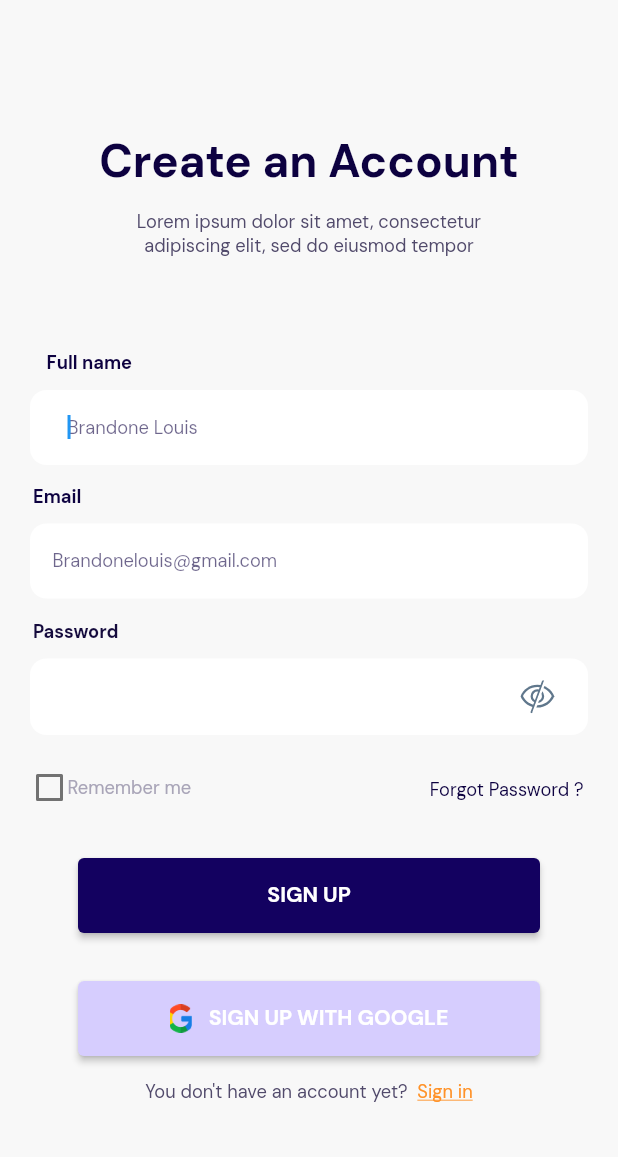
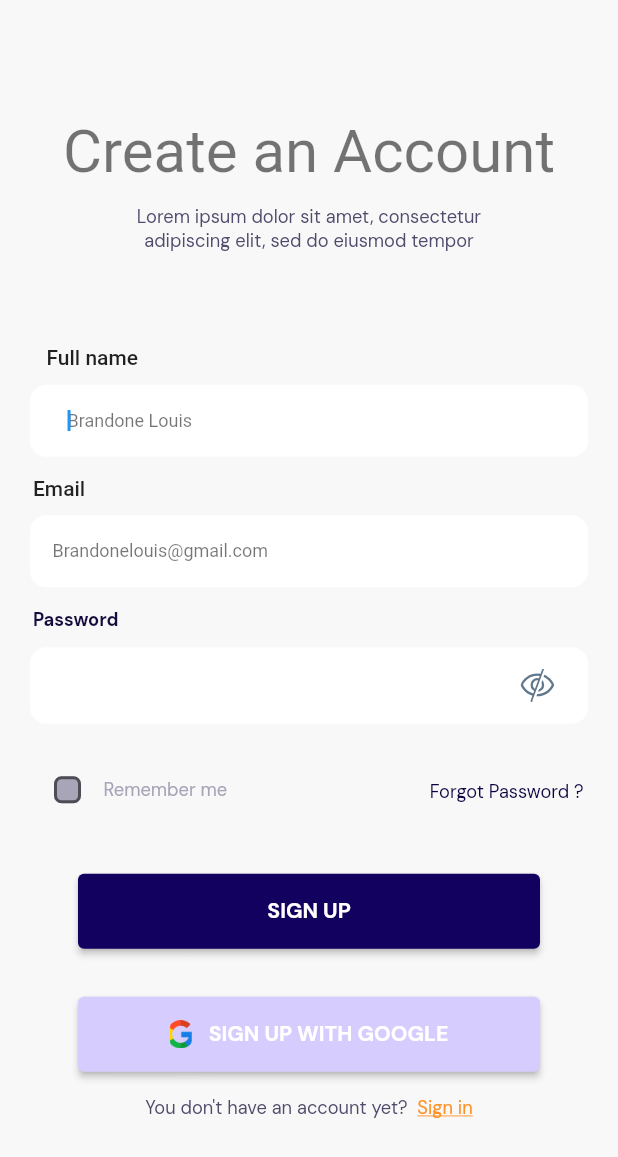
Before and after one commit to Sproute777/flutter_jbfinder, a Flutter app: the SignUpScreen screen opened by its route, on a phone screen of 412 x 824 dp. Shown: the top 1157 px of the screen. Run offline on Flutter 3.47's test engine with Material 2 defaults, Android fonts, the phone set to English and light mode, and no system bars; our stand-ins replace flutter_svg.

Commit message:
remove custome checkbox

```diff
--- a/lib/core/app_export.dart
+++ b/lib/core/app_export.dart
@@ -5,6 +5,5 @@
 export 'package:jobfinder_figma_pro_v2/theme/app_decoration.dart';
 export 'package:jobfinder_figma_pro_v2/theme/custom_text_style.dart';
 export 'package:jobfinder_figma_pro_v2/theme/theme_helper.dart';
-export 'package:jobfinder_figma_pro_v2/widgets/custom_image_view.dart';
 export '../theme/custom_button_style.dart';
 export 'package:jobfinder_figma_pro_v2/core/utils/date_time_utils.dart';
--- a/lib/login/view/check_your_email_screen.dart
+++ b/lib/login/view/check_your_email_screen.dart
@@ -1,4 +1,5 @@
 import 'package:flutter/material.dart';
+import 'package:flutter_svg/svg.dart';
 import 'package:jobfinder_figma_pro_v2/core/app_export.dart';
 import 'package:jobfinder_figma_pro_v2/login/widgets/login_button.dart';
 
@@ -56,13 +57,10 @@
                 textAlign: TextAlign.center,
               ),
             ),
-            CustomImageView(
-              svgPath: ImageConstant.imgUndrawmessagesentreq2kl,
+            SvgPicture.asset(
+              ImageConstant.imgUndrawmessagesentreq2kl,
               height: 109,
               width: 125,
-              margin: EdgeInsets.only(
-                top: 48,
-              ),
             ),
 
 LoginButton(
--- a/lib/login/view/forgot_password_screen.dart
+++ b/lib/login/view/forgot_password_screen.dart
@@ -1,4 +1,5 @@
 import 'package:flutter/material.dart';
+import 'package:flutter_svg/svg.dart';
 import 'package:jobfinder_figma_pro_v2/core/app_export.dart';
 import 'package:jobfinder_figma_pro_v2/login/widgets/login_button.dart';
 import 'package:jobfinder_figma_pro_v2/widgets/custom_text_form_field.dart';
@@ -116,8 +117,8 @@
                                   child: Stack(
                                     alignment: Alignment.centerRight,
                                     children: [
-                                      CustomImageView(
-                                        svgPath: ImageConstant.imgVector229,
+                                      SvgPicture.asset(
+                                         ImageConstant.imgVector229,
                                         height: getSize(
                                           22,
                                         ),
@@ -133,24 +134,15 @@
                                               MainAxisAlignment.center,
                                           mainAxisSize: MainAxisSize.min,
                                           children: [
-                                            CustomImageView(
-                                              svgPath:
+                                            SvgPicture.asset(
                                                   ImageConstant.imgVector231,
                                               height: 4,
                                               width: 2,
-                                              margin: EdgeInsets.only(
-                                                top: 4,
-                                              ),
                                             ),
-                                            CustomImageView(
-                                              svgPath:
+                                            SvgPicture.asset(
                                                   ImageConstant.imgVector231,
                                               height: 4,
                                               width: 2,
-                                              margin: EdgeInsets.only(
-                                                left: 4,
-                                                bottom: 4,
-                                              ),
                                             ),
                                           ],
                                         ),
@@ -208,8 +200,8 @@
                         ),
                       ),
                     ),
-                    CustomImageView(
-                      svgPath: ImageConstant.imgQuestion,
+                    SvgPicture.asset(
+                      ImageConstant.imgQuestion,
                       height: 93,
                       width: 53,
                       alignment: Alignment.centerRight,
--- a/lib/login/view/login_screen.dart
+++ b/lib/login/view/login_screen.dart
@@ -1,6 +1,7 @@
 import 'package:flutter/material.dart';
+import 'package:flutter_svg/svg.dart';
 import 'package:jobfinder_figma_pro_v2/core/app_export.dart';
-import 'package:jobfinder_figma_pro_v2/widgets/custom_checkbox_button.dart';
+import 'package:jobfinder_figma_pro_v2/login/widgets/login_checkbox.dart';
 import 'package:jobfinder_figma_pro_v2/widgets/custom_text_form_field.dart';
 import 'package:jobfinder_ui/jobfinder_ui.dart';
 
@@ -17,7 +18,6 @@
 
   TextEditingController groupnineController = TextEditingController();
 
-  bool isCheckbox = false;
 
   @override
   Widget build(BuildContext context) {
@@ -120,8 +120,8 @@
                   right: 11,
                   bottom: 13,
                 ),
-                child: CustomImageView(
-                  svgPath: ImageConstant.imgCheckmark,
+                child: SvgPicture.asset(
+                  ImageConstant.imgCheckmark,
                 ),
               ),
               suffixConstraints: BoxConstraints(
@@ -139,19 +139,7 @@
               child: Row(
                 mainAxisAlignment: MainAxisAlignment.spaceBetween,
                 children: [
-                  CustomCheckboxButton(
-                    text: "Remember me",
-                    iconSize: 24,
-                    value: isCheckbox,
-                    padding: EdgeInsets.only(
-                      top: 3,
-                      bottom: 3,
-                    ),
-                    textStyle: CustomTextStyles.bodySmallBluegray300,
-                    onChange: (value) {
-                      isCheckbox = value;
-                    },
-                  ),
+                  LoginCheckbox(),
                   Padding(
                     padding: EdgeInsets.only(
                       top: 5,
--- a/lib/login/view/sign_up_screen.dart
+++ b/lib/login/view/sign_up_screen.dart
@@ -1,11 +1,12 @@
 import 'package:flutter/material.dart';
+import 'package:flutter_svg/svg.dart';
 import 'package:jobfinder_figma_pro_v2/core/app_export.dart';
 import 'package:jobfinder_figma_pro_v2/login/widgets/login_button.dart';
-import 'package:jobfinder_figma_pro_v2/widgets/custom_checkbox_button.dart';
 import 'package:jobfinder_figma_pro_v2/widgets/custom_text_form_field.dart';
 import 'package:jobfinder_ui/jobfinder_ui.dart';
 
 import '../../app/widgets/scroll_scaffold.dart';
+import '../widgets/login_checkbox.dart';
 
 class SignUpScreen extends StatelessWidget {
   SignUpScreen({super.key});
@@ -16,15 +17,13 @@
 
   // TextEditingController groupthreeController = TextEditingController();
 
-  bool isCheckbox = false;
-
   @override
   Widget build(BuildContext context) {
+    final theme = Theme.of(context);
     return ScrollScaffold(
       body: Container(
         width: double.maxFinite,
-        padding: EdgeInsets.fromLTRB(20, 24, 20, 24
-            ),
+        padding: EdgeInsets.fromLTRB(20, 24, 20, 24),
         child: Column(
           mainAxisAlignment: MainAxisAlignment.center,
           children: [
@@ -142,8 +141,8 @@
                   right: 22,
                   bottom: 13,
                 ),
-                    child: CustomImageView(
-                      svgPath: ImageConstant.imgCheckmark,
+                child: SvgPicture.asset(
+                  ImageConstant.imgCheckmark,
                 ),
               ),
               suffixConstraints: BoxConstraints(
@@ -162,19 +161,7 @@
               child: Row(
                 mainAxisAlignment: MainAxisAlignment.spaceBetween,
                 children: [
-                      CustomCheckboxButton(
-                        text: "Remember me",
-                        iconSize: 24,
-                        value: isCheckbox,
-                        padding: EdgeInsets.only(
-                          top: 3,
-                          bottom: 3,
-                        ),
-                        textStyle: CustomTextStyles.bodySmallBluegray300,
-                        onChange: (value) {
-                          isCheckbox = value;
-                        },
-                      ),
+                  LoginCheckbox(),
                   Padding(
                     padding: EdgeInsets.only(
                       top: 5,
@@ -213,8 +200,7 @@
                     ),
                     TextSpan(
                       text: "Sign in",
-                          style:
-                              CustomTextStyles.bodySmallErrorContainer.copyWith(
+                      style: CustomTextStyles.bodySmallErrorContainer.copyWith(
                         decoration: TextDecoration.underline,
                       ),
                     ),
@@ -226,7 +212,6 @@
           ],
         ),
       ),
-
     );
   }
 }
--- /dev/null
+++ b/lib/login/widgets/login_checkbox.dart
@@ -0,0 +1,32 @@
+import 'package:flutter/material.dart';
+import 'package:jobfinder_ui/jobfinder_ui.dart';
+
+import '../../theme/custom_text_style.dart';
+
+class LoginCheckbox extends StatelessWidget {
+  const LoginCheckbox({
+    super.key,
+  });
+
+  @override
+  Widget build(BuildContext context) {
+    return Row(
+      mainAxisSize: MainAxisSize.min,
+      children: [
+        Checkbox(
+          fillColor: MaterialStateProperty.resolveWith<Color>((states) {
+            return PrimaryColors.blueGray300;
+          }),
+          shape: RoundedRectangleBorder(
+              borderRadius: BorderRadius.all(Radius.circular(5))),
+          value: false,
+          onChanged: (bool? value) {},
+        ),
+        Text(
+          'Remember me',
+          style: CustomTextStyles.bodySmallBluegray300,
+        ),
+      ],
+    );
+  }
+}
--- a/lib/widgets/custom_checkbox_button.dart
+++ /dev/null
@@ -1,102 +0,0 @@
-import 'package:flutter/material.dart';
-import 'package:jobfinder_figma_pro_v2/core/app_export.dart';
-
-class CustomCheckboxButton extends StatelessWidget {
-  CustomCheckboxButton({
-    Key? key,
-    required this.onChange,
-    this.decoration,
-    this.alignment,
-    this.isRightCheck,
-    this.iconSize,
-    this.value,
-    this.text,
-    this.width,
-    this.margin,
-    this.padding,
-    this.textStyle,
-    this.textAlignment,
-  }) : super(
-          key: key,
-        );
-
-  final BoxDecoration? decoration;
-
-  final Alignment? alignment;
-
-  final bool? isRightCheck;
-
-  final double? iconSize;
-
-  bool? value;
-
-  final Function(bool) onChange;
-
-  final String? text;
-
-  final double? width;
-
-  final EdgeInsetsGeometry? margin;
-
-  final EdgeInsetsGeometry? padding;
-
-  final TextStyle? textStyle;
-
-  final TextAlign? textAlignment;
-
-  @override
-  Widget build(BuildContext context) {
-    return alignment != null
-        ? Align(
-            alignment: alignment ?? Alignment.center,
-            child: buildCheckBoxWidget,
-          )
-        : buildCheckBoxWidget;
-  }
-
-  Widget get buildCheckBoxWidget => InkWell(
-        onTap: () {
-          value = !(value!);
-          onChange(value!);
-        },
-        child: Container(
-          decoration: decoration,
-          width: width,
-          margin: margin ?? EdgeInsets.zero,
-          child: (isRightCheck ?? false) ? rightSideCheckbox : leftSideCheckbox,
-        ),
-      );
-  Widget get leftSideCheckbox => Row(
-        children: [
-          Padding(
-            child: checkboxWidget,
-            padding: padding ?? EdgeInsets.zero,
-          ),
-          textWidget,
-        ],
-      );
-  Widget get rightSideCheckbox => Row(
-        children: [
-          textWidget,
-          Padding(
-            padding: padding ?? EdgeInsets.zero,
-            child: checkboxWidget,
-          ),
-        ],
-      );
-  Widget get textWidget => Text(
-        text ?? "",
-        textAlign: textAlignment ?? TextAlign.center,
-        style: textStyle,
-      );
-  Widget get checkboxWidget => SizedBox(
-        height: iconSize,
-        width: iconSize,
-        child: Checkbox(
-          value: value ?? false,
-          onChanged: (value) {
-            onChange(value!);
-          },
-        ),
-      );
-}
--- a/lib/widgets/custom_image_view.dart
+++ /dev/null
@@ -1,153 +0,0 @@
-// ignore_for_file: must_be_immutable
-
-import 'dart:io';
-
-import 'package:cached_network_image/cached_network_image.dart';
-import 'package:flutter/material.dart';
-import 'package:flutter_svg/flutter_svg.dart';
-
-class CustomImageView extends StatelessWidget {
-  ///[url] is required parameter for fetching network image
-  String? url;
-
-  ///[imagePath] is required parameter for showing png,jpg,etc image
-  String? imagePath;
-
-  ///[svgPath] is required parameter for showing svg image
-  String? svgPath;
-
-  ///[file] is required parameter for fetching image file
-  File? file;
-
-  double? height;
-  double? width;
-  Color? color;
-  BoxFit? fit;
-  final String placeHolder;
-  Alignment? alignment;
-  VoidCallback? onTap;
-  EdgeInsetsGeometry? margin;
-  BorderRadius? radius;
-  BoxBorder? border;
-
-  ///a [CustomImageView] it can be used for showing any type of images
-  /// it will shows the placeholder image if image is not found on network image
-  CustomImageView({
-    this.url,
-    this.imagePath,
-    this.svgPath,
-    this.file,
-    this.height,
-    this.width,
-    this.color,
-    this.fit,
-    this.alignment,
-    this.onTap,
-    this.radius,
-    this.margin,
-    this.border,
-    this.placeHolder = 'assets/images/image_not_found.png',
-  });
-
-  @override
-  Widget build(BuildContext context) {
-    return alignment != null
-        ? Align(
-            alignment: alignment!,
-            child: _buildWidget(),
-          )
-        : _buildWidget();
-  }
-
-  Widget _buildWidget() {
-    return Padding(
-      padding: margin ?? EdgeInsets.zero,
-      child: InkWell(
-        onTap: onTap,
-        child: _buildCircleImage(),
-      ),
-    );
-  }
-
-  ///build the image with border radius
-  _buildCircleImage() {
-    if (radius != null) {
-      return ClipRRect(
-        borderRadius: radius,
-        child: _buildImageWithBorder(),
-      );
-    } else {
-      return _buildImageWithBorder();
-    }
-  }
-
-  ///build the image with border and border radius style
-  _buildImageWithBorder() {
-    if (border != null) {
-      return Container(
-        decoration: BoxDecoration(
-          border: border,
-          borderRadius: radius,
-        ),
-        child: _buildImageView(),
-      );
-    } else {
-      return _buildImageView();
-    }
-  }
-
-  Widget _buildImageView() {
-    if (svgPath != null && svgPath!.isNotEmpty) {
-      return Container(
-        height: height,
-        width: width,
-        child: SvgPicture.asset(
-          svgPath!,
-          height: height,
-          width: width,
-          fit: fit ?? BoxFit.contain,
-          color: color,
-        ),
-      );
-    } else if (file != null && file!.path.isNotEmpty) {
-      return Image.file(
-        file!,
-        height: height,
-        width: width,
-        fit: fit ?? BoxFit.cover,
-        color: color,
-      );
-    } else if (url != null && url!.isNotEmpty) {
-      return CachedNetworkImage(
-        height: height,
-        width: width,
-        fit: fit,
-        imageUrl: url!,
-        color: color,
-        placeholder: (context, url) => Container(
-          height: 30,
-          width: 30,
-          child: LinearProgressIndicator(
-            color: Colors.grey.shade200,
-            backgroundColor: Colors.grey.shade100,
-          ),
-        ),
-        errorWidget: (context, url, error) => Image.asset(
-          placeHolder,
-          height: height,
-          width: width,
-          fit: fit ?? BoxFit.cover,
-        ),
-      );
-    } else if (imagePath != null && imagePath!.isNotEmpty) {
-      return Image.asset(
-        imagePath!,
-        height: height,
-        width: width,
-        fit: fit ?? BoxFit.cover,
-        color: color,
-      );
-    }
-    return SizedBox();
-  }
-}
```
Also changed, not shown: lib/widgets/custom_floating_button.dart (deleted, +0 -68 lines). Lines whose indentation alone changed are shown as unchanged.
